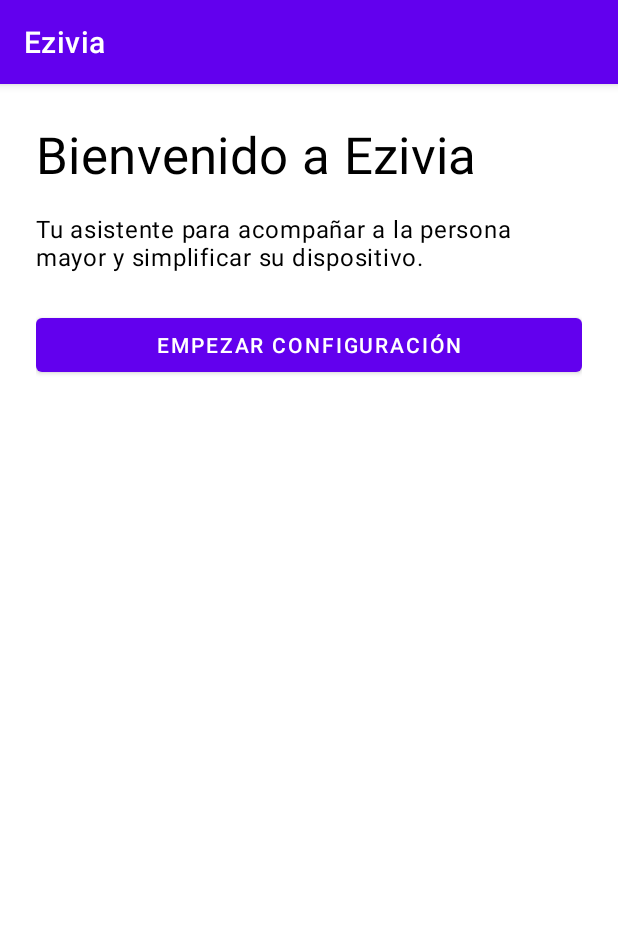
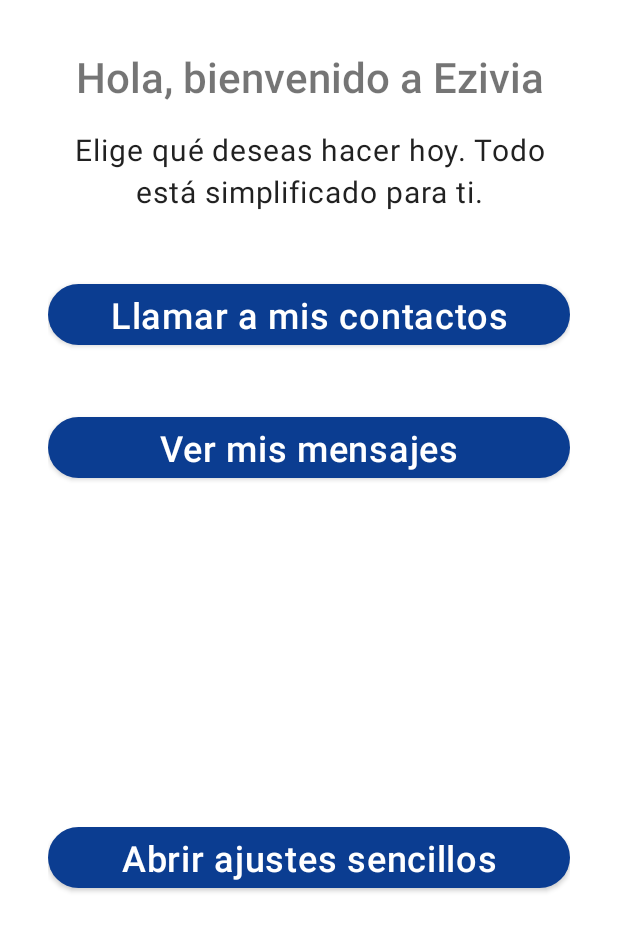
Before and after one commit to alkalo/ezivia, an Android app: the screen it shows after launch (MainActivity before the commit, HomeActivity after it), on a phone screen of 412 x 824 dp. Shown: the top 931 px of the screen. Run offline under Robolectric (Android 15) with nearby library versions, the phone set to English and light mode, and no system bars.

Commit message:
Create accessible home launcher experience

```diff
--- a/app/launcher/src/main/AndroidManifest.xml
+++ b/app/launcher/src/main/AndroidManifest.xml
@@ -10,7 +10,7 @@
         android:supportsRtl="true"
         android:theme="@style/Theme.Ezivia">
         <activity
-            android:name=".MainActivity"
+            android:name=".HomeActivity"
             android:exported="true"
             android:label="@string/app_name"
             android:theme="@style/Theme.Ezivia">
@@ -18,6 +18,8 @@
                 <action android:name="android.intent.action.MAIN" />
 
                 <category android:name="android.intent.category.LAUNCHER" />
+                <category android:name="android.intent.category.HOME" />
+                <category android:name="android.intent.category.DEFAULT" />
             </intent-filter>
         </activity>
     </application>
--- /dev/null
+++ b/app/launcher/src/main/java/com/ezivia/launcher/HomeActivity.kt
@@ -0,0 +1,39 @@
+package com.ezivia.launcher
+
+import android.os.Bundle
+import androidx.appcompat.app.AppCompatActivity
+import com.ezivia.launcher.databinding.ActivityHomeBinding
+
+/**
+ * Home screen for Ezivia that exposes the key actions older adults need in a
+ * simplified layout.
+ */
+class HomeActivity : AppCompatActivity() {
+
+    private lateinit var binding: ActivityHomeBinding
+
+    override fun onCreate(savedInstanceState: Bundle?) {
+        super.onCreate(savedInstanceState)
+
+        binding = ActivityHomeBinding.inflate(layoutInflater)
+        setContentView(binding.root)
+
+        supportActionBar?.hide()
+
+        setupListeners()
+    }
+
+    private fun setupListeners() {
+        binding.callsButton.setOnClickListener {
+            // Placeholder for future calls experience.
+        }
+
+        binding.messagesButton.setOnClickListener {
+            // Placeholder for future messaging experience.
+        }
+
+        binding.settingsButton.setOnClickListener {
+            // Placeholder for future settings experience.
+        }
+    }
+}
--- /dev/null
+++ b/app/launcher/src/main/res/layout/activity_home.xml
@@ -0,0 +1,77 @@
+<?xml version="1.0" encoding="utf-8"?>
+<androidx.constraintlayout.widget.ConstraintLayout xmlns:android="http://schemas.android.com/apk/res/android"
+    xmlns:app="http://schemas.android.com/apk/res-auto"
+    xmlns:tools="http://schemas.android.com/tools"
+    android:layout_width="match_parent"
+    android:layout_height="match_parent"
+    android:background="?attr/colorSurface"
+    android:padding="32dp"
+    tools:context=".HomeActivity">
+
+    <TextView
+        android:id="@+id/homeTitle"
+        style="@style/TextAppearance.Ezivia.Display"
+        android:layout_width="0dp"
+        android:layout_height="wrap_content"
+        android:text="@string/home_title"
+        android:textAlignment="center"
+        app:layout_constraintEnd_toEndOf="parent"
+        app:layout_constraintStart_toStartOf="parent"
+        app:layout_constraintTop_toTopOf="parent" />
+
+    <TextView
+        android:id="@+id/homeSubtitle"
+        style="@style/TextAppearance.Ezivia.BodyLarge"
+        android:layout_width="0dp"
+        android:layout_height="wrap_content"
+        android:layout_marginTop="16dp"
+        android:text="@string/home_subtitle"
+        android:textAlignment="center"
+        app:layout_constraintEnd_toEndOf="parent"
+        app:layout_constraintStart_toStartOf="parent"
+        app:layout_constraintTop_toBottomOf="@id/homeTitle" />
+
+    <com.google.android.material.button.MaterialButton
+        android:id="@+id/callsButton"
+        style="@style/Widget.Ezivia.HomeButton"
+        android:layout_width="0dp"
+        android:layout_height="wrap_content"
+        android:layout_marginTop="32dp"
+        android:text="@string/home_calls"
+        android:textAlignment="center"
+        android:textAllCaps="false"
+        app:iconGravity="textStart"
+        app:layout_constraintEnd_toEndOf="parent"
+        app:layout_constraintStart_toStartOf="parent"
+        app:layout_constraintTop_toBottomOf="@id/homeSubtitle" />
+
+    <com.google.android.material.button.MaterialButton
+        android:id="@+id/messagesButton"
+        style="@style/Widget.Ezivia.HomeButton"
+        android:layout_width="0dp"
+        android:layout_height="wrap_content"
+        android:layout_marginTop="16dp"
+        android:text="@string/home_messages"
+        android:textAlignment="center"
+        android:textAllCaps="false"
+        app:iconGravity="textStart"
+        app:layout_constraintEnd_toEndOf="parent"
+        app:layout_constraintStart_toStartOf="parent"
+        app:layout_constraintTop_toBottomOf="@id/callsButton" />
+
+    <com.google.android.material.button.MaterialButton
+        android:id="@+id/settingsButton"
+        style="@style/Widget.Ezivia.HomeButton"
+        android:layout_width="0dp"
+        android:layout_height="wrap_content"
+        android:layout_marginTop="16dp"
+        android:text="@string/home_settings"
+        android:textAlignment="center"
+        android:textAllCaps="false"
+        app:iconGravity="textStart"
+        app:layout_constraintBottom_toBottomOf="parent"
+        app:layout_constraintEnd_toEndOf="parent"
+        app:layout_constraintStart_toStartOf="parent"
+        app:layout_constraintTop_toBottomOf="@id/messagesButton" />
+
+</androidx.constraintlayout.widget.ConstraintLayout>
--- a/app/launcher/src/main/res/layout/activity_main.xml
+++ /dev/null
@@ -1,44 +0,0 @@
-<?xml version="1.0" encoding="utf-8"?>
-<androidx.constraintlayout.widget.ConstraintLayout xmlns:android="http://schemas.android.com/apk/res/android"
-    xmlns:app="http://schemas.android.com/apk/res-auto"
-    xmlns:tools="http://schemas.android.com/tools"
-    android:layout_width="match_parent"
-    android:layout_height="match_parent"
-    android:padding="24dp"
-    tools:context=".MainActivity">
-
-    <TextView
-        android:id="@+id/welcomeTitle"
-        android:layout_width="0dp"
-        android:layout_height="wrap_content"
-        android:text="@string/launcher_welcome_title"
-        android:textAppearance="@style/TextAppearance.MaterialComponents.Headline4"
-        android:textColor="?attr/colorOnBackground"
-        app:layout_constraintBottom_toTopOf="@+id/welcomeMessage"
-        app:layout_constraintEnd_toEndOf="parent"
-        app:layout_constraintStart_toStartOf="parent"
-        app:layout_constraintTop_toTopOf="parent" />
-
-    <TextView
-        android:id="@+id/welcomeMessage"
-        android:layout_width="0dp"
-        android:layout_height="wrap_content"
-        android:layout_marginTop="16dp"
-        android:text="@string/launcher_welcome_message"
-        android:textAppearance="@style/TextAppearance.MaterialComponents.Body1"
-        android:textColor="?attr/colorOnBackground"
-        app:layout_constraintEnd_toEndOf="parent"
-        app:layout_constraintStart_toStartOf="parent"
-        app:layout_constraintTop_toBottomOf="@id/welcomeTitle" />
-
-    <Button
-        android:id="@+id/startButton"
-        android:layout_width="0dp"
-        android:layout_height="wrap_content"
-        android:layout_marginTop="24dp"
-        android:text="@string/launcher_start_button"
-        app:layout_constraintEnd_toEndOf="parent"
-        app:layout_constraintStart_toStartOf="parent"
-        app:layout_constraintTop_toBottomOf="@id/welcomeMessage" />
-
-</androidx.constraintlayout.widget.ConstraintLayout>
--- a/app/launcher/src/main/res/values-night/themes.xml
+++ b/app/launcher/src/main/res/values-night/themes.xml
@@ -1,12 +1,18 @@
-<resources>
-    <style name="Theme.Ezivia" parent="Theme.MaterialComponents.DayNight.DarkActionBar">
-        <item name="colorPrimary">@color/purple_200</item>
-        <item name="colorPrimaryVariant">@color/purple_700</item>
-        <item name="colorOnPrimary">@color/black</item>
-        <item name="colorSecondary">@color/teal_200</item>
-        <item name="colorSecondaryVariant">@color/teal_700</item>
-        <item name="colorOnSecondary">@color/black</item>
-        <item name="android:statusBarColor">@color/purple_700</item>
-        <item name="android:navigationBarColor">@color/purple_200</item>
+<resources xmlns:tools="http://schemas.android.com/tools">
+    <style name="Theme.Ezivia" parent="Theme.MaterialComponents.DayNight.NoActionBar">
+        <item name="colorPrimary">@color/ezivia_primary</item>
+        <item name="colorOnPrimary">@color/ezivia_on_primary</item>
+        <item name="colorSecondary">@color/ezivia_secondary</item>
+        <item name="colorOnSecondary">@color/ezivia_on_secondary</item>
+        <item name="colorSurface">#1E1F24</item>
+        <item name="colorOnSurface">#FFFFFFFF</item>
+        <item name="colorBackground">#121212</item>
+        <item name="colorOnBackground">#FFFFFFFF</item>
+        <item name="android:statusBarColor">#121212</item>
+        <item name="android:navigationBarColor">#121212</item>
+        <item name="android:windowLightStatusBar" tools:targetApi="23">false</item>
+        <item name="android:fontFamily">sans-serif-medium</item>
+        <item name="fontFamily">sans-serif-medium</item>
+        <item name="textAppearanceButton">@style/TextAppearance.Ezivia.Button</item>
     </style>
 </resources>
--- a/app/launcher/src/main/res/values/colors.xml
+++ b/app/launcher/src/main/res/values/colors.xml
@@ -1,9 +1,11 @@
 <resources>
-    <color name="purple_200">#BB86FC</color>
-    <color name="purple_500">#6200EE</color>
-    <color name="purple_700">#3700B3</color>
-    <color name="teal_200">#03DAC5</color>
-    <color name="teal_700">#018786</color>
-    <color name="black">#000000</color>
-    <color name="white">#FFFFFF</color>
+    <color name="ezivia_primary">#0B3D91</color>
+    <color name="ezivia_on_primary">#FFFFFFFF</color>
+    <color name="ezivia_secondary">#00796B</color>
+    <color name="ezivia_on_secondary">#FFFFFFFF</color>
+    <color name="ezivia_background">#F5F7FA</color>
+    <color name="ezivia_on_background">#121212</color>
+    <color name="ezivia_surface">#FFFFFFFF</color>
+    <color name="ezivia_on_surface">#121212</color>
+    <color name="ezivia_outline">#5F6368</color>
 </resources>
--- a/app/launcher/src/main/res/values/strings.xml
+++ b/app/launcher/src/main/res/values/strings.xml
@@ -1,6 +1,8 @@
 <resources>
     <string name="app_name">Ezivia</string>
-    <string name="launcher_welcome_title">Bienvenido a Ezivia</string>
-    <string name="launcher_welcome_message">Tu asistente para acompañar a %1$s y simplificar su dispositivo.</string>
-    <string name="launcher_start_button">Empezar configuración</string>
+    <string name="home_title">Hola, bienvenido a Ezivia</string>
+    <string name="home_subtitle">Elige qué deseas hacer hoy. Todo está simplificado para ti.</string>
+    <string name="home_calls">Llamar a mis contactos</string>
+    <string name="home_messages">Ver mis mensajes</string>
+    <string name="home_settings">Abrir ajustes sencillos</string>
 </resources>
--- a/app/launcher/src/main/res/values/themes.xml
+++ b/app/launcher/src/main/res/values/themes.xml
@@ -1,13 +1,18 @@
 <resources xmlns:tools="http://schemas.android.com/tools">
-    <style name="Theme.Ezivia" parent="Theme.MaterialComponents.DayNight.DarkActionBar">
-        <item name="colorPrimary">@color/purple_500</item>
-        <item name="colorPrimaryVariant">@color/purple_700</item>
-        <item name="colorOnPrimary">@color/white</item>
-        <item name="colorSecondary">@color/teal_200</item>
-        <item name="colorSecondaryVariant">@color/teal_700</item>
-        <item name="colorOnSecondary">@color/black</item>
-        <item name="android:statusBarColor">@color/purple_700</item>
-        <item name="android:navigationBarColor">@color/purple_500</item>
+    <style name="Theme.Ezivia" parent="Theme.MaterialComponents.DayNight.NoActionBar">
+        <item name="colorPrimary">@color/ezivia_primary</item>
+        <item name="colorOnPrimary">@color/ezivia_on_primary</item>
+        <item name="colorSecondary">@color/ezivia_secondary</item>
+        <item name="colorOnSecondary">@color/ezivia_on_secondary</item>
+        <item name="colorSurface">@color/ezivia_surface</item>
+        <item name="colorOnSurface">@color/ezivia_on_surface</item>
+        <item name="colorBackground">@color/ezivia_background</item>
+        <item name="colorOnBackground">@color/ezivia_on_background</item>
+        <item name="android:statusBarColor">@color/ezivia_primary</item>
+        <item name="android:navigationBarColor">@color/ezivia_primary</item>
         <item name="android:windowLightStatusBar" tools:targetApi="23">false</item>
+        <item name="android:fontFamily">sans-serif-medium</item>
+        <item name="fontFamily">sans-serif-medium</item>
+        <item name="textAppearanceButton">@style/TextAppearance.Ezivia.Button</item>
     </style>
 </resources>
--- /dev/null
+++ b/app/launcher/src/main/res/values/typography.xml
@@ -0,0 +1,37 @@
+<resources>
+    <style name="TextAppearance.Ezivia.Display" parent="TextAppearance.MaterialComponents.HeadlineLarge">
+        <item name="android:textSize">28sp</item>
+        <item name="android:fontFamily">sans-serif-medium</item>
+        <item name="fontFamily">sans-serif-medium</item>
+        <item name="android:lineHeight">36sp</item>
+    </style>
+
+    <style name="TextAppearance.Ezivia.BodyLarge" parent="TextAppearance.MaterialComponents.Body1">
+        <item name="android:textSize">20sp</item>
+        <item name="android:fontFamily">sans-serif</item>
+        <item name="fontFamily">sans-serif</item>
+        <item name="android:lineHeight">28sp</item>
+    </style>
+
+    <style name="TextAppearance.Ezivia.Button" parent="TextAppearance.MaterialComponents.TitleLarge">
+        <item name="android:textSize">24sp</item>
+        <item name="android:fontFamily">sans-serif-medium</item>
+        <item name="fontFamily">sans-serif-medium</item>
+        <item name="android:lineHeight">30sp</item>
+    </style>
+
+    <style name="Widget.Ezivia.HomeButton" parent="Widget.MaterialComponents.Button">
+        <item name="android:minHeight">72dp</item>
+        <item name="android:insetTop">16dp</item>
+        <item name="android:insetBottom">16dp</item>
+        <item name="android:textAlignment">center</item>
+        <item name="android:textColor">@color/ezivia_on_primary</item>
+        <item name="backgroundTint">@color/ezivia_primary</item>
+        <item name="android:fontFamily">sans-serif-medium</item>
+        <item name="fontFamily">sans-serif-medium</item>
+        <item name="cornerRadius">24dp</item>
+        <item name="android:letterSpacing">0.02</item>
+        <item name="android:paddingStart">32dp</item>
+        <item name="android:paddingEnd">32dp</item>
+    </style>
+</resources>
```
